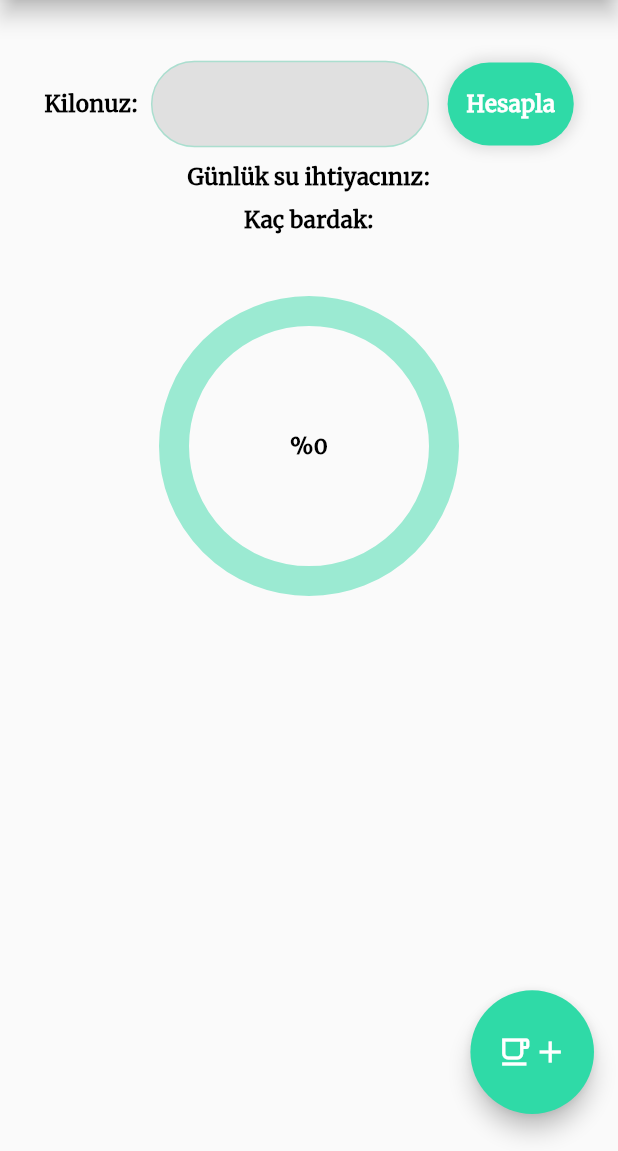
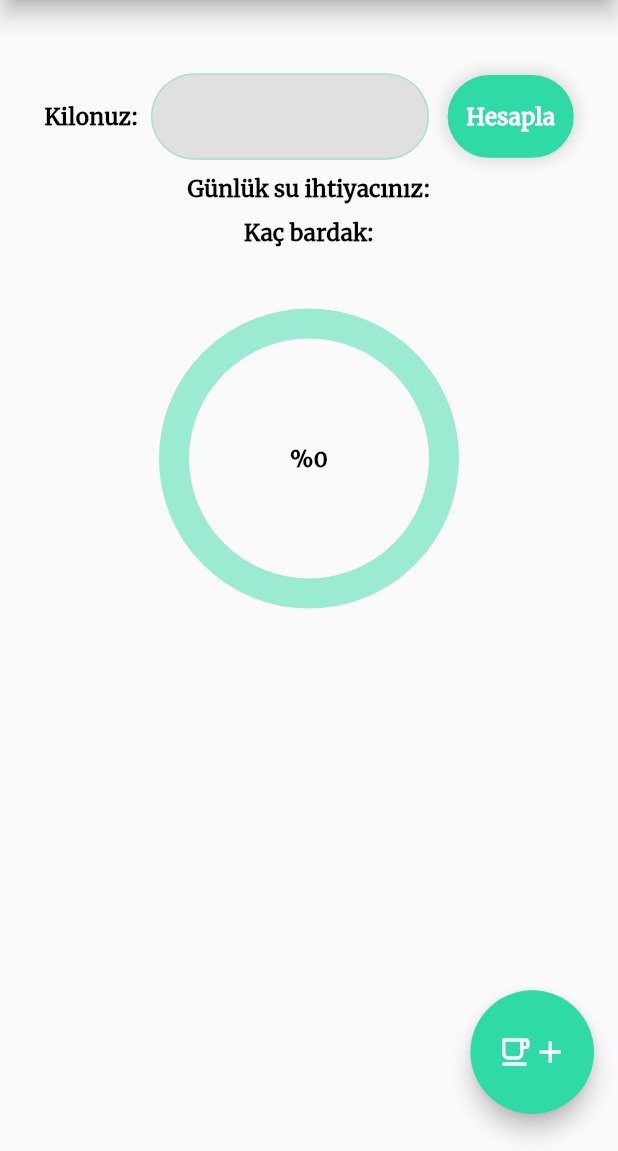
Before and after one commit to rabiaokatan/DiabetesApp, a Flutter app: the WaterTrackerScreen screen opened directly, on a phone screen of 412 x 824 dp, the part 85-1236 px from its top. Run offline on Flutter 3.47's test engine with Material 2 defaults, Android fonts, the light colour scheme and no system bars; drawn by our look-alikes of percent_indicator; our stand-ins replace flip_card, shimmer.

Commit message:
bugs fixed

```diff
--- a/lib/main.dart
+++ b/lib/main.dart
@@ -14,7 +14,6 @@ void main() {
 }
 
 class MyApp extends StatelessWidget {
-  // This widget is the root of your application.
   @override
   Widget build(BuildContext context) {
     return ChangeNotifierProvider(
@@ -22,7 +21,6 @@ class MyApp extends StatelessWidget {
       child: MaterialApp(
         debugShowCheckedModeBanner: false,
         theme: ThemeData(
-          //primarySwatch: Colors.blue,
           textTheme: TextTheme(
             bodyText1: TextStyle(
               fontSize: 15,
--- a/lib/screens/water_tracker_screen.dart
+++ b/lib/screens/water_tracker_screen.dart
@@ -62,10 +62,24 @@ class _WaterTrackerScreenState extends State<WaterTrackerScreen> {
           ),
           backgroundColor: isDesktop ? Colors.transparent : kDoubleLightColor,
           elevation: isDesktop ? 0 : 6,
-          iconTheme:
-              IconThemeData(color: isDesktop ? Colors.transparent : Colors.black),
+          iconTheme: IconThemeData(
+              color: isDesktop ? Colors.transparent : Colors.black),
         ),
-        body: Center(
+        body: Stack(
+          children: [
+            isDesktop ? SideMenu() : Container(),
+            Padding(
+              padding: isDesktop
+                  ? EdgeInsets.only(
+                      left: _size.width * 0.20,
+                      right: _size.width * 0.02,
+                      top: _size.height * 0.05)
+                  : EdgeInsets.only(
+                      left: _size.width * 0.03,
+                      right: _size.width * 0.03,
+                      top: isTablet ? _size.height * 0.01 : _size.height * 0.01,
+                      bottom: _size.height * 0.02),
+              child: Center(
                 child: Padding(
                   padding: EdgeInsets.symmetric(
                     /*horizontal: _size.width*0.05,*/
@@ -85,7 +99,8 @@ class _WaterTrackerScreenState extends State<WaterTrackerScreen> {
                               decoration: BoxDecoration(
                                 color: Colors.grey[300],
                                 borderRadius: BorderRadius.circular(30),
-                          border: Border.all(color: kLightColor.withOpacity(0.3)),
+                                border: Border.all(
+                                    color: kLightColor.withOpacity(0.3)),
                               ),
                               alignment: Alignment.center,
                               child: Form(
@@ -171,12 +186,13 @@ class _WaterTrackerScreenState extends State<WaterTrackerScreen> {
                       new CircularPercentIndicator(
                         radius: 200.0,
                         lineWidth: 20.0,
-                  percent: glassCounter == 0 ? 0 : glassCounter / totalGlass,
+                        percent:
+                            glassCounter == 0 ? 0 : glassCounter / totalGlass,
                         animation: true,
                         animationDuration: 1000,
                         center: glassCounter == 0
                             ? Text('%0')
-                      : (100 * glassCounter / totalGlass)== 100
+                            : (100 * glassCounter / totalGlass) == 100
                                 ? Text('%100')
                                 : Text(
                                     "%${(100 * glassCounter / totalGlass).toStringAsFixed(2)}"),
@@ -187,6 +203,9 @@ class _WaterTrackerScreenState extends State<WaterTrackerScreen> {
                     ],
                   ),
                 ),
+              ),
+            ),
+          ],
         ),
         floatingActionButton: Padding(
           padding: EdgeInsets.only(bottom: _size.height * 0.03),
```
Also changed, not shown: lib/screens/about_diabetes_screen.dart (+34 -7 lines), lib/screens/nutritional_values_screen.dart (+4 -8 lines). Lines whose indentation alone changed are shown as unchanged.
